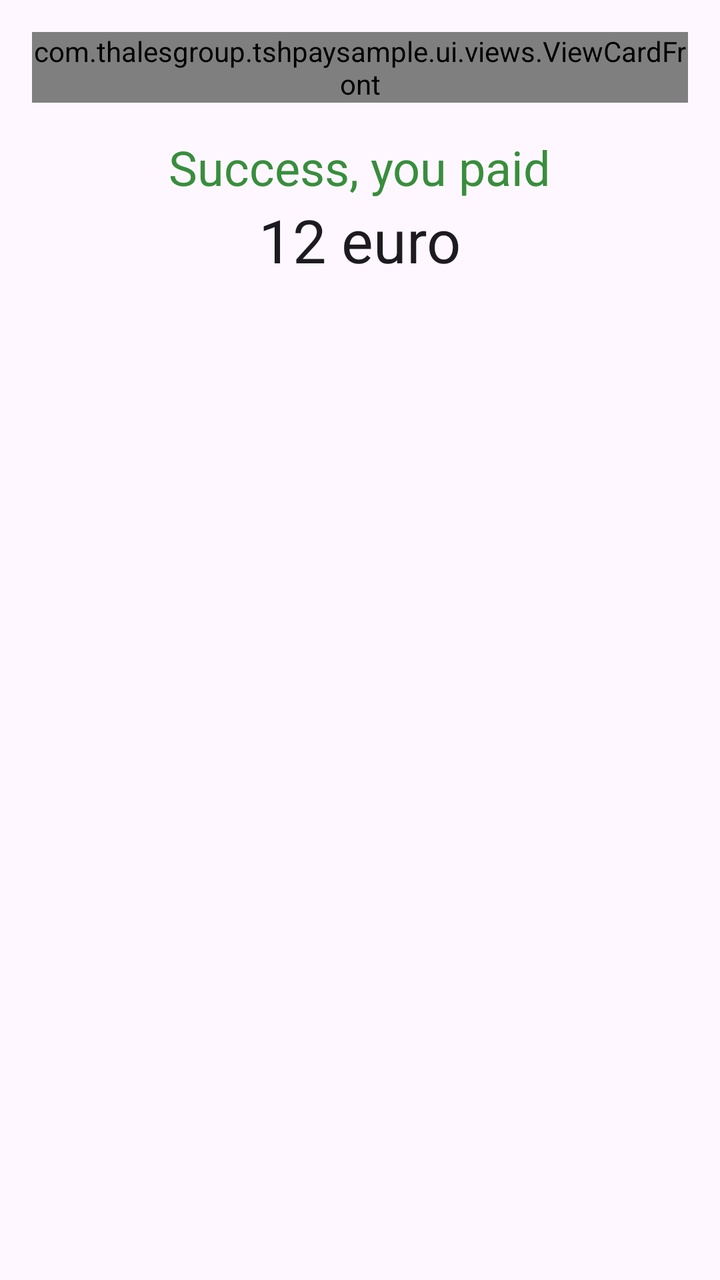
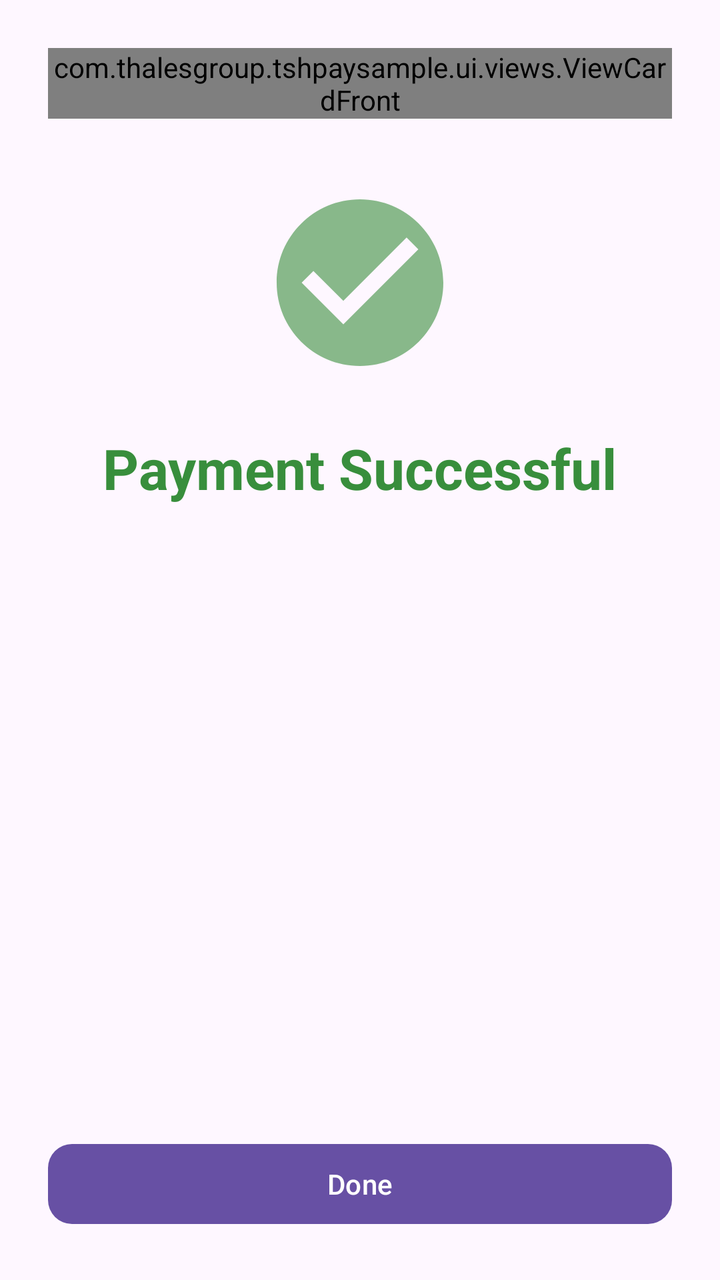

An Android layout rendered at two revisions. The XML below is the earlier revision; the diff shows what the commit changed to produce the second picture.
<!-- AndroidManifest.xml: application theme Theme.TSHPaySample.NEW -->
<!-- res/layout/fragment_payment_success.xml -->
<?xml version="1.0" encoding="utf-8"?>
<LinearLayout xmlns:android="http://schemas.android.com/apk/res/android"
    android:layout_width="match_parent"
    android:layout_height="match_parent"
    android:gravity="center|top"
    android:orientation="vertical">

    <com.thalesgroup.tshpaysample.ui.views.ViewCardFront
        android:id="@+id/fragment_payment_success_card_visual"
        android:layout_width="match_parent"
        android:layout_height="wrap_content"
        android:layout_margin="16dp" />


    <LinearLayout
        android:layout_width="match_parent"
        android:layout_height="wrap_content"
        android:gravity="center"
        android:orientation="vertical">

        <TextView
            android:layout_width="wrap_content"
            android:layout_height="wrap_content"
            android:layout_marginBottom="0dp"
            android:text="Success, you paid"
            android:textSize="24sp"
            android:textColor="?attr/colorSuccess" />


        <TextView
            android:id="@+id/amount"
            android:layout_width="wrap_content"
            android:layout_height="wrap_content"
            android:layout_marginBottom="0dp"
            android:text="12 euro"
            android:textColor="?attr/colorOnBackground"
            android:textSize="30sp" />

    </LinearLayout>

    <Space
        android:layout_width="0dp"
        android:layout_height="0dp"
        android:layout_weight="1" />


</LinearLayout>
<!-- resources referenced by this layout -->
<resources>
  <style name="Theme.TSHPaySample.NEW" parent="Theme.Material3.DayNight">
          
          <item name="colorSuccess">@color/colorSuccess</item>
      </style>
  <color name="colorSuccess">#388E3C</color>
</resources>

<!-- the commit's change to res/layout/fragment_payment_success.xml (unified diff, before → after) -->
@@ -1,47 +1,54 @@
 <?xml version="1.0" encoding="utf-8"?>
 <LinearLayout xmlns:android="http://schemas.android.com/apk/res/android"
+    xmlns:app="http://schemas.android.com/apk/res-auto"
     android:layout_width="match_parent"
     android:layout_height="match_parent"
-    android:gravity="center|top"
-    android:orientation="vertical">
+    android:gravity="center"
+    android:orientation="vertical"
+    android:padding="24dp">
 
     <com.thalesgroup.tshpaysample.ui.views.ViewCardFront
         android:id="@+id/fragment_payment_success_card_visual"
         android:layout_width="match_parent"
         android:layout_height="wrap_content"
-        android:layout_margin="16dp" />
+        android:layout_marginBottom="32dp" />
 
+    <ImageView
+        android:id="@+id/iv_success_icon"
+        android:layout_width="100dp"
+        android:layout_height="100dp"
+        android:layout_marginBottom="24dp"
+        android:src="@drawable/ic_baseline_check_circle_24"
+        app:tint="?attr/colorSuccess"
+        android:contentDescription="@string/payment_successful" />
 
-    <LinearLayout
-        android:layout_width="match_parent"
+    <TextView
+        android:layout_width="wrap_content"
         android:layout_height="wrap_content"
-        android:gravity="center"
-        android:orientation="vertical">
+        android:text="@string/payment_successful"
+        android:textAppearance="?attr/textAppearanceHeadlineMedium"
+        android:textColor="?attr/colorSuccess"
+        android:textStyle="bold" />
 
-        <TextView
-            android:layout_width="wrap_content"
-            android:layout_height="wrap_content"
-            android:layout_marginBottom="0dp"
-            android:text="Success, you paid"
-            android:textSize="24sp"
-            android:textColor="?attr/colorSuccess" />
-
-
-        <TextView
-            android:id="@+id/amount"
-            android:layout_width="wrap_content"
-            android:layout_height="wrap_content"
-            android:layout_marginBottom="0dp"
-            android:text="12 euro"
-            android:textColor="?attr/colorOnBackground"
-            android:textSize="30sp" />
-
-    </LinearLayout>
+    <TextView
+        android:id="@+id/amount"
+        android:layout_width="wrap_content"
+        android:layout_height="wrap_content"
+        android:layout_marginTop="8dp"
+        android:textAppearance="?attr/textAppearanceHeadlineLarge"
+        android:textColor="?attr/colorOnBackground"
+        android:textStyle="bold" />
 
     <Space
-        android:layout_width="0dp"
+        android:layout_width="match_parent"
         android:layout_height="0dp"
         android:layout_weight="1" />
 
+    <com.google.android.material.button.MaterialButton
+        android:id="@+id/btn_done"
+        android:layout_width="match_parent"
+        android:layout_height="wrap_content"
+        android:text="@string/payment_done"
+        app:cornerRadius="12dp" />
 
 </LinearLayout>
<!-- resource entries referenced after the edit -->
@@ -1,9 +1,28 @@
 <!-- resources referenced by this layout -->
 <resources>
+  <!-- drawable ic_baseline_check_circle_24 (drawable) -->
+  <vector xmlns:android="http://schemas.android.com/apk/res/android"
+      android:width="24dp"
+      android:height="24dp"
+      android:viewportWidth="24"
+      android:viewportHeight="24"
+      android:tint="#00AB08"
+      android:alpha="0.6">
+    <path
+        android:fillColor="@color/white"
+        android:pathData="M12,2C6.48,2 2,6.48 2,12s4.48,10 10,10 10,-4.48 10,-10S17.52,2 12,2zM10,17l-5,-5 1.41,-1.41L10,14.17l7.59,-7.59L19,8l-9,9z"/>
+  </vector>
+  <string name="payment_done">Done</string>
+  <string name="payment_successful">Payment Successful</string>
   <style name="Theme.TSHPaySample.NEW" parent="Theme.Material3.DayNight">
           
           <item name="colorSuccess">@color/colorSuccess</item>
+  
+          
+          <item name="android:windowLightStatusBar">true</item>
+          <item name="android:statusBarColor">@android:color/transparent</item>
       </style>
+  <color name="white">#FFFFFFFF</color>
   <color name="colorSuccess">#388E3C</color>
 </resources>
 
